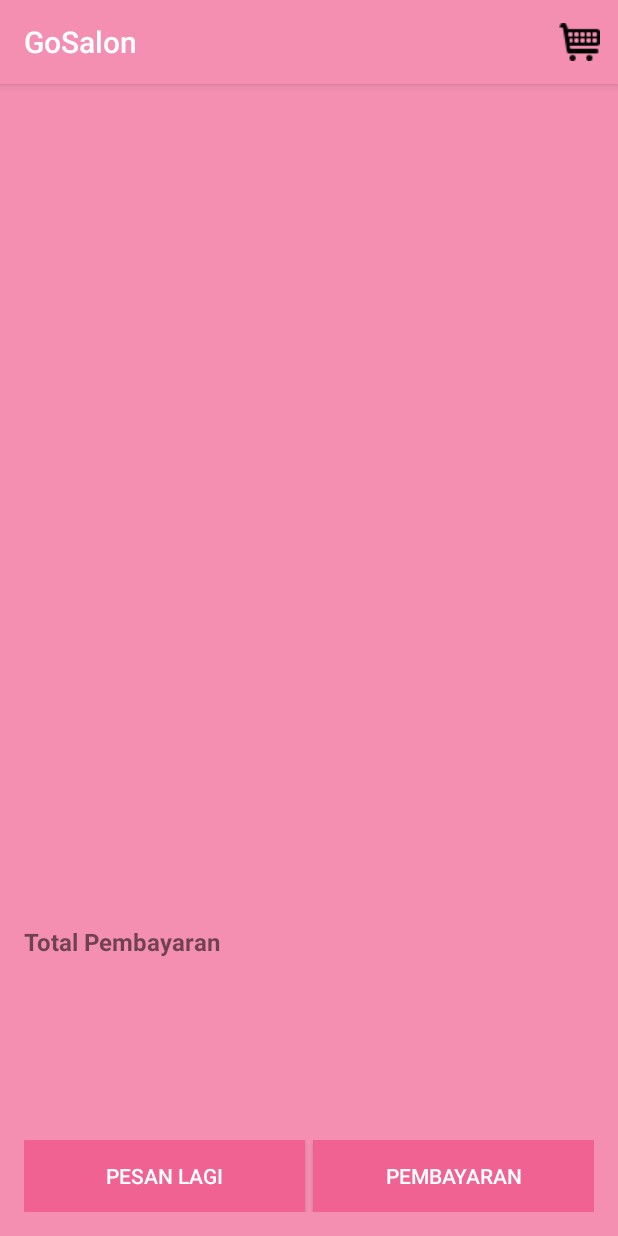
After one commit to Kingmomo/GoSalon, an Android app: the CartActivity screen opened directly, with no data from a screen before it, on a phone screen of 412 x 824 dp. The commit adds this screen. Run offline under Robolectric (Android 15) with nearby library versions, the phone set to English and light mode, and no system bars; 3 statements that could not run were skipped.

Commit message:
Added Shooping Cart

```diff
--- /dev/null
+++ b/app/src/main/java/id/ac/darmajaya/gosalon/CartActivity.java
@@ -0,0 +1,131 @@
+package id.ac.darmajaya.gosalon;
+
+import android.content.Intent;
+import android.graphics.Bitmap;
+import android.graphics.drawable.BitmapDrawable;
+import android.graphics.drawable.Drawable;
+import android.support.v7.app.AppCompatActivity;
+import android.os.Bundle;
+import android.view.LayoutInflater;
+import android.view.Menu;
+import android.view.MenuItem;
+import android.view.View;
+import android.widget.Button;
+import android.widget.TextView;
+
+import com.google.gson.Gson;
+import com.google.gson.GsonBuilder;
+
+import java.util.ArrayList;
+import java.util.Collections;
+import java.util.List;
+
+import id.ac.darmajaya.gosalon.Model.Produk.DataProduk;
+import id.ac.darmajaya.gosalon.SPreferenced.MySharedPreference;
+
+public class CartActivity extends AppCompatActivity {
+    private MySharedPreference sharedPreference;
+    private Gson gson;
+    private int cartProductNumber = 0;
+
+
+
+    @Override
+    protected void onCreate(Bundle savedInstanceState) {
+        super.onCreate(savedInstanceState);
+        setContentView(R.layout.activity_cart);
+
+        sharedPreference = new MySharedPreference(CartActivity.this);
+        GsonBuilder builder = new GsonBuilder();
+        gson = builder.create();
+
+        String productInStringFormat = getIntent().getExtras().getString("PRODUCT");
+        final DataProduk singleProduct = gson.fromJson(productInStringFormat, DataProduk.class);
+
+        Button addToCartButton = (Button)findViewById(R.id.add_to_cart);
+
+        addToCartButton.setOnClickListener(new View.OnClickListener() {
+            @Override
+            public void onClick(View view) {
+                //increase product count
+                String productsFromCart = sharedPreference.retrieveProductFromCart();
+                if(productsFromCart.equals("")){
+                    List<DataProduk> cartProductList = new ArrayList<DataProduk>();
+                    cartProductList.add(singleProduct);
+                    String cartValue = gson.toJson(cartProductList);
+                    sharedPreference.addProductToTheCart(cartValue);
+                    cartProductNumber = cartProductList.size();
+                }else{
+                    String productsInCart = sharedPreference.retrieveProductFromCart();
+                    DataProduk[] storedProducts = gson.fromJson(productsInCart, DataProduk[].class);
+
+                    List<DataProduk> allNewProduct = convertObjectArrayToListObject(storedProducts);
+                    allNewProduct.add(singleProduct);
+                    String addAndStoreNewProduct = gson.toJson(allNewProduct);
+                    sharedPreference.addProductToTheCart(addAndStoreNewProduct);
+                    cartProductNumber = allNewProduct.size();
+                }
+                sharedPreference.addProductCount(cartProductNumber);
+                invalidateCart();
+            }
+        });
+    }
+
+    private List<DataProduk> convertObjectArrayToListObject(DataProduk[] allProducts){
+        List<DataProduk> mProduct = new ArrayList<DataProduk>();
+        Collections.addAll(mProduct, allProducts);
+        return mProduct;
+    }
+
+    @Override
+    public boolean onCreateOptionsMenu(Menu menu) {
+        getMenuInflater().inflate(R.menu.menu_main, menu);
+        MenuItem menuItem = menu.findItem(R.id.action_shop);
+        int mCount = sharedPreference.retrieveProductCount();
+        menuItem.setIcon(buildCounterDrawable(mCount, R.drawable.cart));
+        return true;
+    }
+
+
+    @Override
+    public boolean onOptionsItemSelected(MenuItem item) {
+        int id = item.getItemId();
+
+        if (id == R.id.action_shop) {
+            Intent checkoutIntent = new Intent(CartActivity.this, TransaksiActivity.class);
+            startActivity(checkoutIntent);
+            return true;
+        }
+        return super.onOptionsItemSelected(item);
+    }
+
+    private Drawable buildCounterDrawable(int count, int backgroundImageId) {
+        LayoutInflater inflater = LayoutInflater.from(this);
+        View view = inflater.inflate(R.layout.shopping_layout, null);
+        view.setBackgroundResource(backgroundImageId);
+
+        if (count == 0) {
+            View counterTextPanel = view.findViewById(R.id.counterValuePanel);
+            counterTextPanel.setVisibility(View.GONE);
+        } else {
+            TextView textView = (TextView) view.findViewById(R.id.count);
+            textView.setText("" + count);
+        }
+
+        view.measure(
+                View.MeasureSpec.makeMeasureSpec(0, View.MeasureSpec.UNSPECIFIED),
+                View.MeasureSpec.makeMeasureSpec(0, View.MeasureSpec.UNSPECIFIED));
+        view.layout(0, 0, view.getMeasuredWidth(), view.getMeasuredHeight());
+
+        view.setDrawingCacheEnabled(true);
+        view.setDrawingCacheQuality(View.DRAWING_CACHE_QUALITY_HIGH);
+        Bitmap bitmap = Bitmap.createBitmap(view.getDrawingCache());
+        view.setDrawingCacheEnabled(false);
+
+        return new BitmapDrawable(getResources(), bitmap);
+    }
+
+    private void invalidateCart() {
+        invalidateOptionsMenu();
+    }
+}
--- /dev/null
+++ b/app/src/main/java/id/ac/darmajaya/gosalon/SPreferenced/MySharedPreference.java
@@ -0,0 +1,37 @@
+package id.ac.darmajaya.gosalon.SPreferenced;
+
+
+import android.content.Context;
+import android.content.SharedPreferences;
+
+public class MySharedPreference {
+
+    private SharedPreferences prefs;
+
+    private Context context;
+
+    public MySharedPreference(Context context){
+        this.context = context;
+        prefs = context.getSharedPreferences(Constants.SHARED_PREF, Context.MODE_PRIVATE);
+    }
+
+    public void addProductToTheCart(String product){
+        SharedPreferences.Editor edits = prefs.edit();
+        edits.putString(Constants.PRODUCT_ID, product);
+        edits.apply();
+    }
+
+    public String retrieveProductFromCart(){
+        return prefs.getString(Constants.PRODUCT_ID, "");
+    }
+
+    public void addProductCount(int productCount){
+        SharedPreferences.Editor edits = prefs.edit();
+        edits.putInt(Constants.PRODUCT_COUNT, productCount);
+        edits.apply();
+    }
+
+    public int retrieveProductCount(){
+       return prefs.getInt(Constants.PRODUCT_COUNT, 0);
+    }
+}
--- /dev/null
+++ b/app/src/main/res/layout/activity_cart.xml
@@ -0,0 +1,79 @@
+<?xml version="1.0" encoding="utf-8"?>
+<LinearLayout xmlns:android="http://schemas.android.com/apk/res/android"
+    xmlns:tools="http://schemas.android.com/tools"
+    android:layout_width="match_parent"
+    android:layout_height="match_parent"
+    android:paddingBottom="@dimen/activity_vertical_margin"
+    android:paddingLeft="@dimen/activity_horizontal_margin"
+    android:paddingRight="@dimen/activity_horizontal_margin"
+    android:paddingTop="@dimen/activity_vertical_margin"
+    android:orientation="vertical"
+    android:background="@color/colorPrimaryLight">
+
+    <LinearLayout
+        android:layout_width="match_parent"
+        android:layout_height="wrap_content"
+        android:orientation="vertical"
+        android:layout_weight="9">
+
+        <android.support.v7.widget.RecyclerView
+            android:id="@+id/checkout_list"
+            android:layout_width="match_parent"
+            android:layout_height="match_parent"
+            android:orientation="vertical"
+            android:scrollbars="none" />
+
+    </LinearLayout>
+
+    <LinearLayout
+        android:layout_width="match_parent"
+        android:layout_height="wrap_content"
+        android:orientation="vertical"
+        android:layout_weight="1">
+
+        <TextView
+            android:id="@+id/sub_total"
+            android:layout_width="wrap_content"
+            android:layout_height="wrap_content"
+            android:textSize="16sp"
+            android:textStyle="bold"
+            android:text="Total Pembayaran"/>
+
+    </LinearLayout>
+
+    <LinearLayout
+        android:layout_width="match_parent"
+        android:layout_height="wrap_content"
+        android:orientation="vertical"
+        android:gravity="bottom"
+        android:layout_weight="1">
+
+        <LinearLayout
+            android:layout_width="match_parent"
+            android:layout_height="wrap_content"
+            android:orientation="horizontal">
+
+            <Button
+                android:id="@+id/shopping"
+                android:layout_width="0dp"
+                android:layout_height="wrap_content"
+                android:background="@color/colorPrimaryDark"
+                android:textColor="@android:color/white"
+                android:text="Pesan Lagi"
+                android:layout_weight="1"/>
+
+            <Button
+                android:id="@+id/checkout"
+                android:layout_width="0dp"
+                android:layout_height="wrap_content"
+                android:background="@color/colorPrimaryDark"
+                android:layout_marginLeft="@dimen/spacing_medium"
+                android:textColor="@android:color/white"
+                android:text="Pembayaran"
+                android:layout_weight="1"/>
+
+        </LinearLayout>
+
+    </LinearLayout>
+
+</LinearLayout>
--- /dev/null
+++ b/app/src/main/res/menu/menu_main.xml
@@ -0,0 +1,9 @@
+<?xml version="1.0" encoding="utf-8"?>
+<menu xmlns:android="http://schemas.android.com/apk/res/android"
+    xmlns:app="http://schemas.android.com/apk/res-auto">
+    <item
+        android:id="@+id/action_shop"
+        android:orderInCategory="100"
+        android:title="ADD TO CART"
+        app:showAsAction="ifRoom" />
+</menu>
```
Also changed, not shown: app/src/main/AndroidManifest.xml (+27 -24 lines), app/src/main/java/id/ac/darmajaya/gosalon/Adapter/ProdukAdapter.java (+15 -2 lines), app/src/main/java/id/ac/darmajaya/gosalon/SPreferenced/Constants.java (added, +9 -0 lines), app/src/main/res/layout/shopping_layout.xml (added, +29 -0 lines), app/src/main/res/drawable-v24/cart.png (added), app/src/main/res/drawable-v24/unread_background.png (added).
